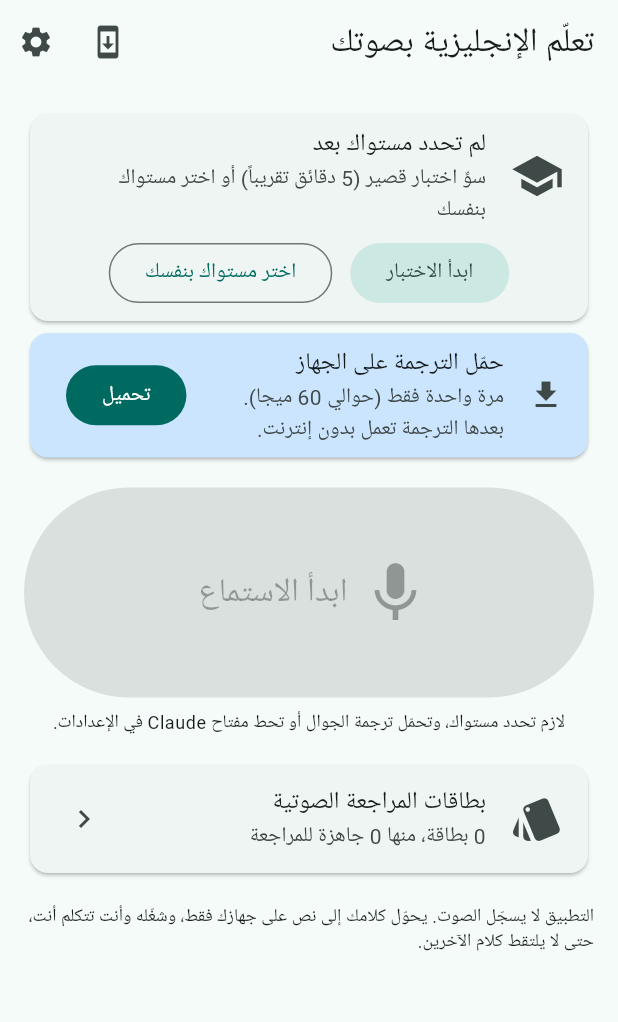
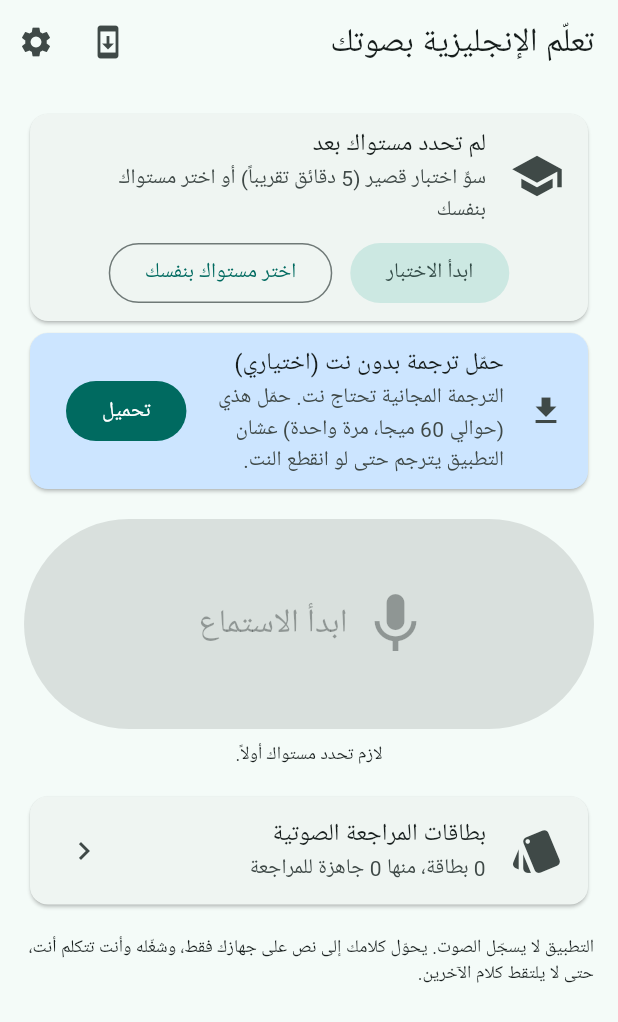
Before and after one commit to gamalelsayed-hub/lingo-voice, a Flutter app: the screen it shows after launch, on a phone screen of 412 x 824 dp. Shown: the top 1022 px of the screen. Run offline on Flutter 3.47's test engine with Material 3 defaults, Android fonts, the phone set to English and light mode, and no system bars; our stand-ins replace flutter_tts, package_info_plus, shared_preferences, speech_to_text; missing offline and left inert: flutter_foreground_task, google_mlkit_translation, ota_update; network calls fail.

Commit message:
Use free online Google Translate by default
GAMAL wants translation to stay free. Translate through Google
Translate's free web endpoint when online, fall back to the on-device
model offline, and keep Claude only as an optional paid upgrade.
Listening no longer requires the offline models.

Co-Authored-By: Claude Opus 5.5 (1M context) <noreply@anthropic.com>
Claude-Session: https://claude.ai/code/session_01GLHx2Z25VHUcGaqxWxDmGt

```diff
--- a/lib/screens/home_screen.dart
+++ b/lib/screens/home_screen.dart
@@ -110,8 +110,6 @@ class _HomeScreenState extends State<HomeScreen> {
     if (chosen == null) return;
     setState(() => _store.level = chosen);
   }
-
-  bool get _canTranslate => _modelsReady || _store.claudeApiKey.isNotEmpty;
 
   Future<void> _checkModels() async {
     final ready = await TranslationService.instance.modelsReady();
@@ -268,9 +266,9 @@ class _HomeScreenState extends State<HomeScreen> {
               color: theme.colorScheme.tertiaryContainer,
               child: ListTile(
                 leading: const Icon(Icons.download),
-                title: const Text('حمّل الترجمة على الجهاز'),
+                title: const Text('حمّل ترجمة بدون نت (اختياري)'),
                 subtitle: const Text(
-                  'مرة واحدة فقط (حوالي 60 ميجا). بعدها الترجمة تعمل بدون إنترنت.',
+                  'الترجمة المجانية تحتاج نت. حمّل هذي (حوالي 60 ميجا، مرة واحدة) عشان التطبيق يترجم حتى لو انقطع النت.',
                 ),
                 trailing: _downloading
                     ? const CircularProgressIndicator()
@@ -289,16 +287,16 @@ class _HomeScreenState extends State<HomeScreen> {
                 ListenSession.isRunning ? 'يسمعك الآن (افتح)' : 'ابدأ الاستماع',
                 style: const TextStyle(fontSize: 22),
               ),
-              onPressed: level == null || !_canTranslate
+              onPressed: level == null
                   ? null
                   : () => _open(ListenScreen(level: level, autoStart: true)),
             ),
           ),
-          if (level == null || !_canTranslate)
+          if (level == null)
             Padding(
               padding: const EdgeInsets.only(top: 8),
               child: Text(
-                'لازم تحدد مستواك، وتحمّل ترجمة الجوال أو تحط مفتاح Claude في الإعدادات.',
+                'لازم تحدد مستواك أولاً.',
                 textAlign: TextAlign.center,
                 style: theme.textTheme.bodySmall,
               ),
@@ -392,12 +390,12 @@ class _HomeScreenState extends State<HomeScreen> {
               ),
               const SizedBox(height: 16),
               Text(
-                'ترجمة أدق بالذكاء الاصطناعي (Claude)',
+                'اختياري ومدفوع: ترجمة Claude',
                 style: Theme.of(context).textTheme.titleMedium,
               ),
               const Text(
-                'حط مفتاح API من console.anthropic.com. لو تركته فاضي، '
-                'نستخدم ترجمة الجوال بدون نت.',
+                'الترجمة الأساسية مجانية ولا تحتاج شي. لو حبيت ترجمة أذكى، '
+                'حط مفتاح API من console.anthropic.com (مدفوع)، وإلا اتركها فاضية.',
               ),
               TextField(
                 controller: keyController,
```
Also changed, not shown: lib/services/google_web_translator.dart (added, +44 -0 lines), lib/services/translation_service.dart (+24 -8 lines), 1 other file.
